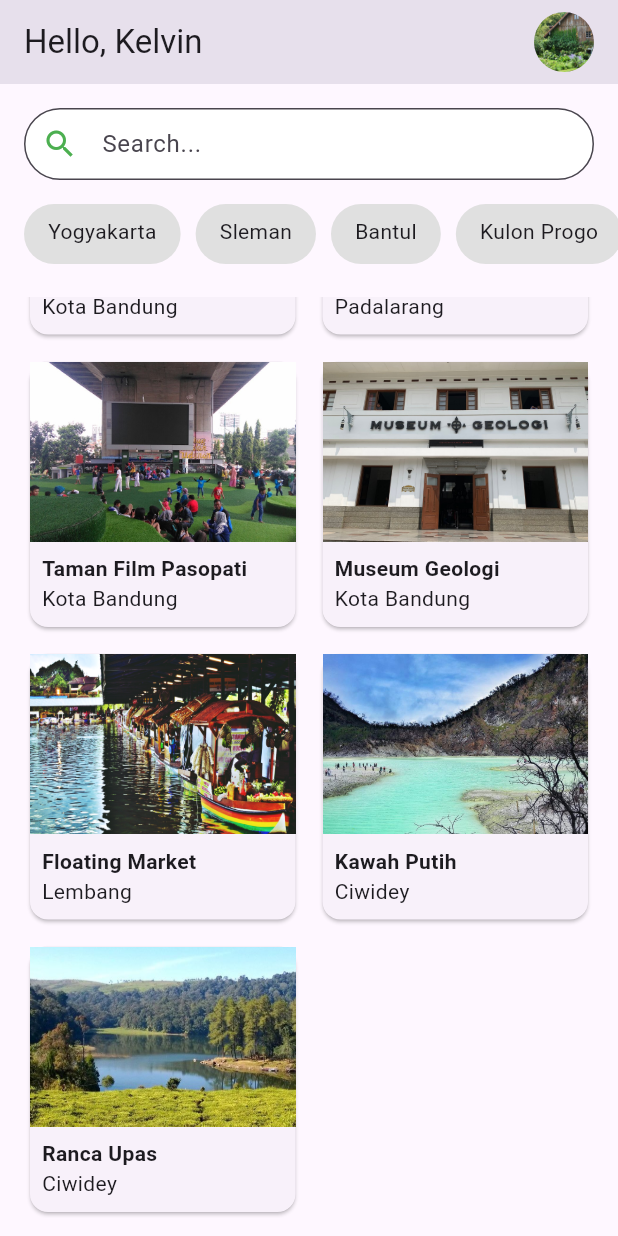
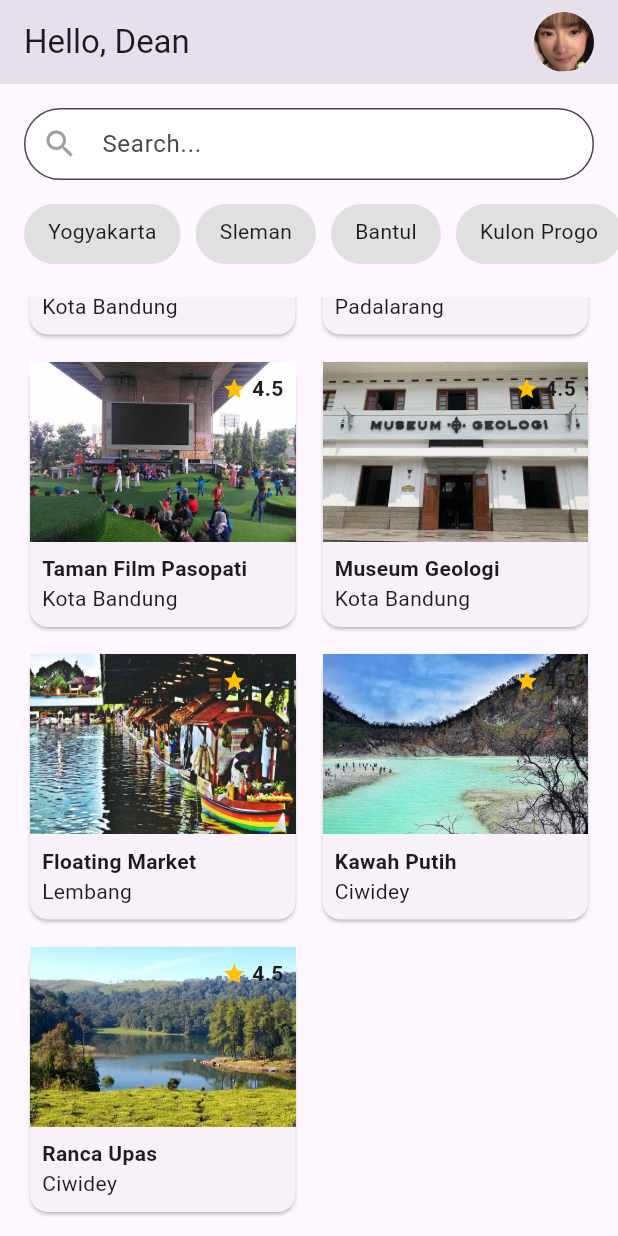
Before and after one commit to alfianfakhrudin2/wisatajogjaApp, a Flutter app: the screen it shows after launch, scrolled down 351 dp, on a phone screen of 412 x 824 dp. Run offline on Flutter 3.47's test engine with Material 3 defaults, Android fonts, the phone set to English and light mode, and no system bars; our stand-ins replace shared_preferences.

Commit message:
menambahkan rating

```diff
--- a/lib/model/tourism_place.dart
+++ b/lib/model/tourism_place.dart
@@ -7,6 +7,7 @@ class TourismPlace {
   String ticketPrice;
   String imageAsset;
   List<String> imageUrls;
+  double rating; // Penambahan rating
 
   TourismPlace({
     required this.name,
@@ -17,6 +18,7 @@ class TourismPlace {
     required this.ticketPrice,
     required this.imageAsset,
     required this.imageUrls,
+    required this.rating, // Penambahan rating
   });
 }
 
@@ -35,6 +37,7 @@ var tourismPlaceList = [
       'https://media-cdn.tripadvisor.com/media/photo-w/13/f0/22/f6/photo3jpg.jpg',
       'https://media-cdn.tripadvisor.com/media/photo-m/1280/16/a9/33/43/liburan-di-farmhouse.jpg'
     ],
+    rating: 4.5, // Rating Farm House Lembang
   ),
   TourismPlace(
     name: 'Observatorium Bosscha',
@@ -50,6 +53,7 @@ var tourismPlaceList = [
       'https://media-cdn.tripadvisor.com/media/photo-p/0d/6a/88/9b/photo3jpg.jpg',
       'https://media-cdn.tripadvisor.com/media/photo-o/11/3f/04/39/p-20171111-110220-largejpg.jpg',
     ],
+    rating: 4.5,
   ),
   TourismPlace(
     name: 'Jalan Asia Afrika',
@@ -65,6 +69,7 @@ var tourismPlaceList = [
       'https://media-cdn.tripadvisor.com/media/photo-w/17/f4/44/01/jalan-asia-afrika.jpg',
       'https://media-cdn.tripadvisor.com/media/photo-s/0a/ef/36/e2/jalan-asia-afrika.jpg',
     ],
+    rating: 4.5,
   ),
   TourismPlace(
     name: 'Stone Garden',
@@ -80,6 +85,7 @@ var tourismPlaceList = [
       'https://media-cdn.tripadvisor.com/media/photo-w/15/68/00/32/stone-garden-citatah.jpg',
       'https://media-cdn.tripadvisor.com/media/photo-o/0d/a2/cb/05/stone-garden-citatah.jpg',
     ],
+    rating: 4.5,
   ),
   TourismPlace(
     name: 'Taman Film Pasopati',
@@ -95,6 +101,7 @@ var tourismPlaceList = [
       'https://media-cdn.tripadvisor.com/media/photo-o/17/67/d5/53/img-20190505-114509-largejpg.jpg',
       'https://media-cdn.tripadvisor.com/media/photo-w/09/73/33/05/taman-film-pasopati.jpg',
     ],
+    rating: 4.5,
   ),
   TourismPlace(
     name: 'Museum Geologi',
@@ -110,6 +117,7 @@ var tourismPlaceList = [
       'https://media-cdn.tripadvisor.com/media/photo-o/11/a7/35/b7/geology-museum.jpg',
       'https://media-cdn.tripadvisor.com/media/photo-s/1a/55/e0/dc/geology-museum.jpg',
     ],
+    rating: 4.5,
   ),
   TourismPlace(
     name: 'Floating Market',
@@ -125,6 +133,7 @@ var tourismPlaceList = [
       'https://media-cdn.tripadvisor.com/media/photo-p/1a/86/d3/cd/20200103-125059-largejpg.jpg',
       'https://media-cdn.tripadvisor.com/media/photo-p/19/ce/b4/9b/img20181224120857-largejpg.jpg',
     ],
+    rating: 4.5,
   ),
   TourismPlace(
     name: 'Kawah Putih',
@@ -140,6 +149,7 @@ var tourismPlaceList = [
       'https://media-cdn.tripadvisor.com/media/photo-p/0b/35/30/14/white-crater.jpg',
       'https://media-cdn.tripadvisor.com/media/photo-o/0a/8b/9a/79/2945-t00572-www-initempatwisat.jpg',
     ],
+    rating: 4.5,
   ),
   TourismPlace(
     name: 'Ranca Upas',
@@ -155,5 +165,6 @@ var tourismPlaceList = [
       'https://media-cdn.tripadvisor.com/media/photo-w/13/ee/2f/87/ranca-upas.jpg',
       'https://media-cdn.tripadvisor.com/media/photo-w/13/ee/27/0a/ranca-upas.jpg',
     ],
+    rating: 4.5,
   ),
 ];
--- a/lib/screen/main_screen.dart
+++ b/lib/screen/main_screen.dart
@@ -32,7 +32,7 @@ class _MainScreenState extends State<MainScreen> {
   Widget build(BuildContext context) {
     return Scaffold(
       appBar: AppBar(
-        title: const Text('Hello, Kelvin'),
+        title: const Text('Hello, Dean'),
         actions: [
           Padding(
             padding: const EdgeInsets.only(right: 16.0),
@@ -46,7 +46,7 @@ class _MainScreenState extends State<MainScreen> {
                 );
               },
               child: const CircleAvatar(
-                backgroundImage: AssetImage('assets/farm-house.jpg'),
+                backgroundImage: AssetImage('assets/freya.png'),
               ),
             ),
           ),
@@ -76,7 +76,7 @@ class _MainScreenState extends State<MainScreen> {
                   ),
                   prefixIcon: const Icon(
                     Icons.search,
-                    color: Colors.green,
+                    color: Colors.grey,
                   ),
                   contentPadding: EdgeInsets.symmetric(
                       vertical: 10.0), // Atur ketinggian search bar
@@ -108,7 +108,9 @@ class _MainScreenState extends State<MainScreen> {
           return InkWell(
             onTap: () => _navigateToDetailScreen(place),
             child: Card(
-              child: Column(
+              child: Stack(
+                children: [
+                  Column(
                     crossAxisAlignment: CrossAxisAlignment.start,
                     children: [
                       Image.asset(
@@ -129,6 +131,30 @@ class _MainScreenState extends State<MainScreen> {
                               ),
                             ),
                             Text(place.location),
+                          ],
+                        ),
+                      ),
+                    ],
+                  ),
+                  // Icon bintang dan teks rating dipindahkan ke sisi kanan atas
+                  Positioned(
+                    top: 8,
+                    right: 8,
+                    child: Row(
+                      children: [
+                        Icon(
+                          Icons.star,
+                          color: Colors.amber,
+                          size: 16,
+                        ),
+                        SizedBox(width: 4),
+                        Text(
+                          place.rating.toString(), // Tampilkan rating
+                          style: TextStyle(
+                            fontSize: 14,
+                            fontWeight: FontWeight.bold,
+                          ),
+                        ),
                       ],
                     ),
                   ),
--- a/lib/screen/settings_screen.dart
+++ b/lib/screen/settings_screen.dart
@@ -35,7 +35,8 @@ class Settings extends StatelessWidget {
                   },
                   items: <String>[
                     'English',
-                    'Indonesian'
+                    'Indonesian',
+                    'France',
                   ] // Daftar bahasa yang tersedia
                       .map<DropdownMenuItem<String>>((String value) {
                     return DropdownMenuItem<String>(
--- a/pubspec.yaml
+++ b/pubspec.yaml
@@ -11,6 +11,9 @@ dependencies:
     sdk: flutter
   provider: ^6.1.2
   shared_preferences: ^2.2.2
+  flutter_localizations:
+    sdk: flutter
+  intl: ^0.18.1
 
 dev_dependencies:
   flutter_test:
@@ -18,6 +21,7 @@ dev_dependencies:
   flutter_lints: ^2.0.0
 
 flutter:
+  generate: true
   uses-material-design: true
   assets:
     - assets/
```
Also changed, not shown: lib/language/language.dart (added, +17 -0 lines), lib/screen/profile_screen.dart (+12 -8 lines), assets/freya.png (added), pubspec.lock. Lines whose indentation alone changed are shown as unchanged.
